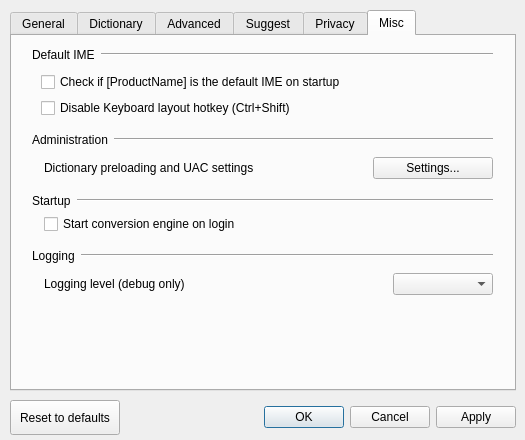
This is src/gui/config_dialog/config_dialog.ui in hiroyuki-komatsu/mozc as Qt 5 draws it before an edit. The edited form follows.
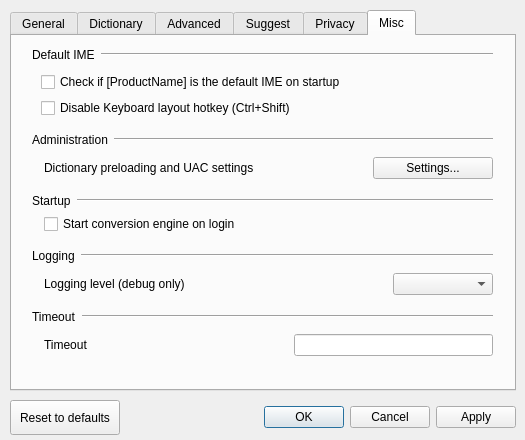
This is the edited form. The open tabs and pages were chosen to show the change. Custom widgets are drawn as their Qt base class.

```diff
--- a/src/gui/config_dialog/config_dialog.ui
+++ b/src/gui/config_dialog/config_dialog.ui
@@ -1705,6 +1705,124 @@
          </layout>
         </widget>
        </item>
+       <item>
+        <widget class="QWidget" name="miscLoggingWidget_2" native="true">
+         <property name="sizePolicy">
+          <sizepolicy hsizetype="Preferred" vsizetype="Fixed">
+           <horstretch>0</horstretch>
+           <verstretch>0</verstretch>
+          </sizepolicy>
+         </property>
+         <layout class="QVBoxLayout" name="verticalLayout_8">
+          <property name="spacing">
+           <number>10</number>
+          </property>
+          <property name="leftMargin">
+           <number>0</number>
+          </property>
+          <property name="topMargin">
+           <number>0</number>
+          </property>
+          <property name="rightMargin">
+           <number>5</number>
+          </property>
+          <property name="bottomMargin">
+           <number>0</number>
+          </property>
+          <item>
+           <widget class="QWidget" name="widget_13" native="true">
+            <property name="sizePolicy">
+             <sizepolicy hsizetype="Preferred" vsizetype="Fixed">
+              <horstretch>0</horstretch>
+              <verstretch>0</verstretch>
+             </sizepolicy>
+            </property>
+            <layout class="QHBoxLayout" name="horizontalLayout_17">
+             <property name="leftMargin">
+              <number>0</number>
+             </property>
+             <property name="topMargin">
+              <number>0</number>
+             </property>
+             <property name="rightMargin">
+              <number>0</number>
+             </property>
+             <property name="bottomMargin">
+              <number>0</number>
+             </property>
+             <item>
+              <widget class="QLabel" name="TimeoutLabel">
+               <property name="text">
+                <string>Timeout</string>
+               </property>
+              </widget>
+             </item>
+             <item>
+              <widget class="Line" name="loggingLine_2">
+               <property name="sizePolicy">
+                <sizepolicy hsizetype="MinimumExpanding" vsizetype="Fixed">
+                 <horstretch>0</horstretch>
+                 <verstretch>0</verstretch>
+                </sizepolicy>
+               </property>
+               <property name="orientation">
+                <enum>Qt::Horizontal</enum>
+               </property>
+              </widget>
+             </item>
+            </layout>
+           </widget>
+          </item>
+          <item>
+           <widget class="QWidget" name="widget_14" native="true">
+            <property name="sizePolicy">
+             <sizepolicy hsizetype="Preferred" vsizetype="Fixed">
+              <horstretch>0</horstretch>
+              <verstretch>0</verstretch>
+             </sizepolicy>
+            </property>
+            <layout class="QHBoxLayout" name="horizontalLayout_23">
+             <property name="leftMargin">
+              <number>12</number>
+             </property>
+             <property name="topMargin">
+              <number>0</number>
+             </property>
+             <property name="rightMargin">
+              <number>0</number>
+             </property>
+             <property name="bottomMargin">
+              <number>0</number>
+             </property>
+             <item>
+              <widget class="QLabel" name="timeoutLabel">
+               <property name="text">
+                <string>Timeout</string>
+               </property>
+              </widget>
+             </item>
+             <item>
+              <spacer name="horizontalSpacer_14">
+               <property name="orientation">
+                <enum>Qt::Horizontal</enum>
+               </property>
+               <property name="sizeHint" stdset="0">
+                <size>
+                 <width>40</width>
+                 <height>20</height>
+                </size>
+               </property>
+              </spacer>
+             </item>
+             <item>
+              <widget class="QLineEdit" name="timeoutEdit"/>
+             </item>
+            </layout>
+           </widget>
+          </item>
+         </layout>
+        </widget>
+       </item>
        <item>
         <spacer name="verticalSpacer_2">
          <property name="orientation">
```
Left out of the diff: 85 changed lines with no effect on the pictures.
